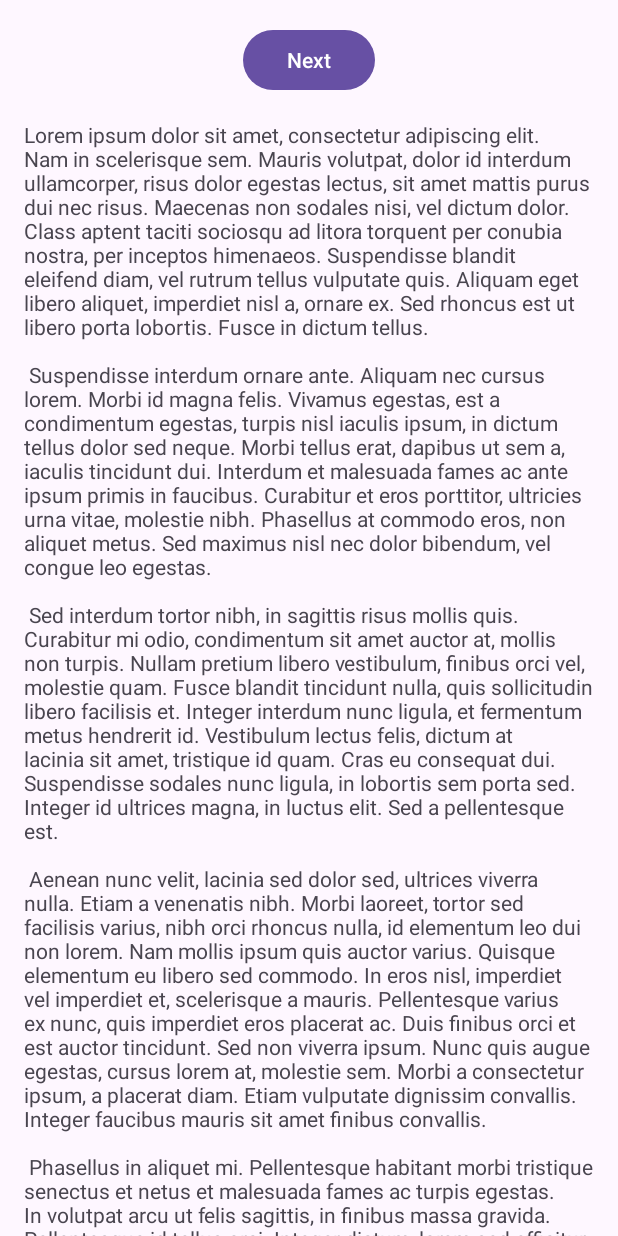
After one commit to tasnia-shahrin/OJO-QUICKTALK, an Android app: the fragment First6Fragment shown on its own in the app's theme, on a phone screen of 412 x 824 dp. The commit adds this screen. Run offline under Robolectric (Android 15) with nearby library versions, the phone set to English and light mode, and no system bars.

Commit message:
initial commit

```diff
--- a/OJOQuickTalk/app/build.gradle.kts
+++ b/OJOQuickTalk/app/build.gradle.kts
@@ -44,6 +44,7 @@ dependencies {
     implementation("com.google.firebase:firebase-database")
     implementation ("de.hdodenhof:circleimageview:3.1.0")
     implementation ("com.github.arthurhub:android-image-cropper:2.8.0")
+    implementation ("com.firebaseui:firebase-ui-database:8.0.2")
 
     implementation("com.squareup.picasso:picasso:2.71828")
     implementation("com.google.firebase:firebase-storage-ktx:20.2.1")
--- /dev/null
+++ b/OJOQuickTalk/app/src/main/java/com/example/ojoquicktalk/First6Fragment.java
@@ -0,0 +1,47 @@
+package com.example.ojoquicktalk;
+
+import android.os.Bundle;
+import android.view.LayoutInflater;
+import android.view.View;
+import android.view.ViewGroup;
+
+import androidx.annotation.NonNull;
+import androidx.fragment.app.Fragment;
+import androidx.navigation.fragment.NavHostFragment;
+
+import com.example.ojoquicktalk.databinding.FragmentFirst6Binding;
+
+public class First6Fragment extends Fragment {
+
+    private FragmentFirst6Binding binding;
+
+    @Override
+    public View onCreateView(
+            LayoutInflater inflater, ViewGroup container,
+            Bundle savedInstanceState
+    ) {
+
+        binding = FragmentFirst6Binding.inflate(inflater, container, false);
+        return binding.getRoot();
+
+    }
+
+    public void onViewCreated(@NonNull View view, Bundle savedInstanceState) {
+        super.onViewCreated(view, savedInstanceState);
+
+        binding.buttonFirst.setOnClickListener(new View.OnClickListener() {
+            @Override
+            public void onClick(View view) {
+                NavHostFragment.findNavController(First6Fragment.this)
+                        .navigate(R.id.action_First6Fragment_to_Second6Fragment);
+            }
+        });
+    }
+
+    @Override
+    public void onDestroyView() {
+        super.onDestroyView();
+        binding = null;
+    }
+
+}
--- a/OJOQuickTalk/app/src/main/java/com/example/ojoquicktalk/MainActivity.java
+++ b/OJOQuickTalk/app/src/main/java/com/example/ojoquicktalk/MainActivity.java
@@ -107,7 +107,7 @@ public class MainActivity extends AppCompatActivity {
             RequestNewGroup();
         }
         if(item.getItemId()==R.id.main_find_friends_option){
-
+            SendUserToFindFriendsActivity();
         }
         return true;
     }
@@ -163,5 +163,9 @@ public class MainActivity extends AppCompatActivity {
         settingsIntent.addFlags(Intent.FLAG_ACTIVITY_NEW_TASK|Intent.FLAG_ACTIVITY_CLEAR_TASK);
         startActivity(settingsIntent);
     }
+    private void SendUserToFindFriendsActivity() {
+        Intent findFriendIntent = new Intent(MainActivity.this,FindFriendsActivity.class);
+        startActivity(findFriendIntent);
+    }
 
 }
--- /dev/null
+++ b/OJOQuickTalk/app/src/main/res/layout/fragment_first6.xml
@@ -0,0 +1,35 @@
+<?xml version="1.0" encoding="utf-8"?>
+<androidx.core.widget.NestedScrollView xmlns:android="http://schemas.android.com/apk/res/android"
+    xmlns:app="http://schemas.android.com/apk/res-auto"
+    xmlns:tools="http://schemas.android.com/tools"
+    android:layout_width="match_parent"
+    android:layout_height="match_parent"
+    tools:context=".First6Fragment">
+
+    <androidx.constraintlayout.widget.ConstraintLayout
+        android:layout_width="match_parent"
+        android:layout_height="match_parent"
+        android:padding="16dp">
+
+        <Button
+            android:id="@+id/button_first"
+            android:layout_width="wrap_content"
+            android:layout_height="wrap_content"
+            android:text="@string/next"
+            app:layout_constraintBottom_toTopOf="@id/textview_first"
+            app:layout_constraintEnd_toEndOf="parent"
+            app:layout_constraintStart_toStartOf="parent"
+            app:layout_constraintTop_toTopOf="parent" />
+
+        <TextView
+            android:id="@+id/textview_first"
+            android:layout_width="wrap_content"
+            android:layout_height="wrap_content"
+            android:layout_marginTop="16dp"
+            android:text="@string/lorem_ipsum"
+            app:layout_constraintBottom_toBottomOf="parent"
+            app:layout_constraintEnd_toEndOf="parent"
+            app:layout_constraintStart_toStartOf="parent"
+            app:layout_constraintTop_toBottomOf="@id/button_first" />
+    </androidx.constraintlayout.widget.ConstraintLayout>
+</androidx.core.widget.NestedScrollView>
--- a/OJOQuickTalk/app/src/main/res/values/strings.xml
+++ b/OJOQuickTalk/app/src/main/res/values/strings.xml
@@ -49,4 +49,5 @@
     <string name="title_activity_settings">SettingsActivity</string>
     <string name="title_activity_group_chat">GroupChatActivity</string>
     <string name="title_activity_phone_login">PhoneLoginActivity</string>
+    <string name="title_activity_find_friends">FindFriendsActivity</string>
 </resources>
```
Also changed, not shown: OJOQuickTalk/app/src/main/AndroidManifest.xml (+8 -4 lines), OJOQuickTalk/app/src/main/java/com/example/ojoquicktalk/Contacts.java (added, +42 -0 lines), OJOQuickTalk/app/src/main/java/com/example/ojoquicktalk/FindFriendsActivity.java (added, +97 -0 lines), OJOQuickTalk/app/src/main/java/com/example/ojoquicktalk/Second6Fragment.java (added, +47 -0 lines), OJOQuickTalk/app/src/main/res/layout/activity_find_friends.xml (added, +33 -0 lines), OJOQuickTalk/app/src/main/res/layout/content_find_friends.xml (added, +22 -0 lines), OJOQuickTalk/app/src/main/res/layout/fragment_second6.xml (added, +35 -0 lines), OJOQuickTalk/app/src/main/res/layout/users_display_layout.xml (added, +101 -0 lines), OJOQuickTalk/app/src/main/res/navigation/nav_graph6.xml (added, +28 -0 lines), OJOQuickTalk/app/src/main/res/drawable/online.png (added).
